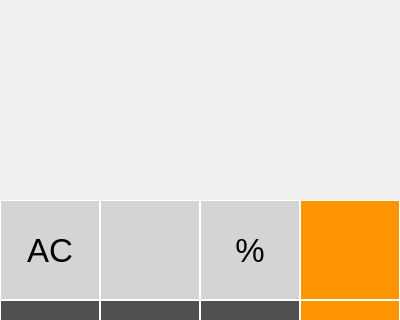
Above: Calculator_Qt/Calculator_light.ui from DarkTime312/Calculator before the change; both pictures show x 0 to 400 and y 0 to 320 of the 400 by 700 pixel window. Below: the same form after it.
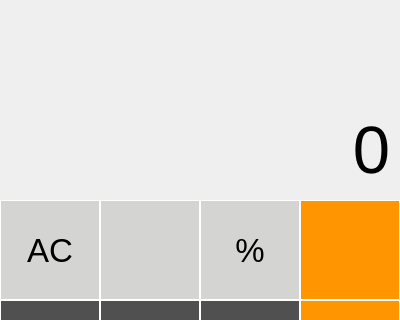
That is the form after the change. Icons and pictures are not drawn.

The edit to the form file:
```diff
--- a/Calculator_Qt/Calculator_light.ui
+++ b/Calculator_Qt/Calculator_light.ui
@@ -205,7 +205,7 @@
       </font>
      </property>
      <property name="text">
-      <string/>
+      <string>0</string>
      </property>
      <property name="alignment">
       <set>Qt::AlignmentFlag::AlignRight|Qt::AlignmentFlag::AlignTrailing|Qt::AlignmentFlag::AlignVCenter</set>
```
